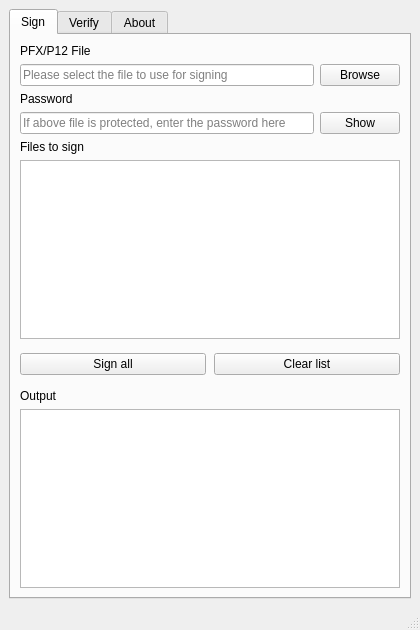
Before: the Qt Designer form src/mainwindow.ui in GlitchedPolygons/SigntoolGUI, drawn with Qt 5.
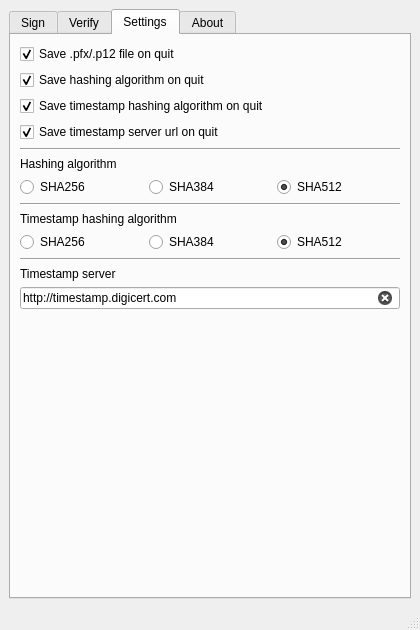
After: the same form once the commit is applied. The open tabs and pages were chosen to show the change. Custom widgets are drawn as their Qt base class.

Commit message: [WIP] Prepared settings tab with config save fields, timestamp server text field, etc...

What changed in the file:
```diff
--- a/src/mainwindow.ui
+++ b/src/mainwindow.ui
@@ -124,7 +124,10 @@
          </widget>
         </item>
         <item>
-         <widget class="QListWidget" name="filesToSignListWidget">
+         <widget class="QFilesListDragAndDrop" name="listWidgetFilesToSign">
+          <property name="acceptDrops">
+           <bool>true</bool>
+          </property>
           <property name="dragEnabled">
            <bool>true</bool>
           </property>
@@ -257,7 +260,223 @@
         </item>
        </layout>
       </widget>
-      <widget class="QWidget" name="aboutTab">
+      <widget class="QWidget" name="tabSettings">
+       <attribute name="title">
+        <string>Settings</string>
+       </attribute>
+       <layout class="QVBoxLayout" name="verticalLayout_5">
+        <item>
+         <widget class="QCheckBox" name="checkBoxSavePfxFilePathOnQuit">
+          <property name="toolTip">
+           <string>Should the last selected .pfx/.p12 file be saved between sessions?</string>
+          </property>
+          <property name="text">
+           <string>Save .pfx/.p12 file on quit</string>
+          </property>
+          <property name="checked">
+           <bool>true</bool>
+          </property>
+         </widget>
+        </item>
+        <item>
+         <widget class="QCheckBox" name="checkBoxSaveHashAlgoOnQuit">
+          <property name="toolTip">
+           <string>Should the hashing algorithm setting below be saved between sessions?</string>
+          </property>
+          <property name="text">
+           <string>Save hashing algorithm on quit</string>
+          </property>
+          <property name="checked">
+           <bool>true</bool>
+          </property>
+         </widget>
+        </item>
+        <item>
+         <widget class="QCheckBox" name="checkBoxSaveTimestampHashAlgoOnQuit">
+          <property name="toolTip">
+           <string>Should the timestamp hashing algorithm setting below be saved between sessions?</string>
+          </property>
+          <property name="text">
+           <string>Save timestamp hashing algorithm on quit</string>
+          </property>
+          <property name="checked">
+           <bool>true</bool>
+          </property>
+         </widget>
+        </item>
+        <item>
+         <widget class="QCheckBox" name="checkBoxSaveTimestampServerUrlOnQuit">
+          <property name="toolTip">
+           <string>Should the timestamp server url below be saved between sessions?</string>
+          </property>
+          <property name="text">
+           <string>Save timestamp server url on quit</string>
+          </property>
+          <property name="checked">
+           <bool>true</bool>
+          </property>
+         </widget>
+        </item>
+        <item>
+         <widget class="Line" name="lineCheckboxes">
+          <property name="orientation">
+           <enum>Qt::Horizontal</enum>
+          </property>
+         </widget>
+        </item>
+        <item>
+         <layout class="QVBoxLayout" name="verticalLayoutHashAlgo">
+          <item>
+           <widget class="QLabel" name="labelHashAlgo">
+            <property name="text">
+             <string>Hashing algorithm</string>
+            </property>
+           </widget>
+          </item>
+          <item>
+           <layout class="QHBoxLayout" name="horizontalLayoutHashAlgo">
+            <item>
+             <widget class="QRadioButton" name="radioButtonHashAlgoSHA256">
+              <property name="text">
+               <string>SHA256</string>
+              </property>
+              <attribute name="buttonGroup">
+               <string notr="true">buttonGroupHashAlgo</string>
+              </attribute>
+             </widget>
+            </item>
+            <item>
+             <widget class="QRadioButton" name="radioButtonHashAlgoSHA384">
+              <property name="text">
+               <string>SHA384</string>
+              </property>
+              <attribute name="buttonGroup">
+               <string notr="true">buttonGroupHashAlgo</string>
+              </attribute>
+             </widget>
+            </item>
+            <item>
+             <widget class="QRadioButton" name="radioButtonHashAlgoSHA512">
+              <property name="text">
+               <string>SHA512</string>
+              </property>
+              <property name="checked">
+               <bool>true</bool>
+              </property>
+              <attribute name="buttonGroup">
+               <string notr="true">buttonGroupHashAlgo</string>
+              </attribute>
+             </widget>
+            </item>
+           </layout>
+          </item>
+         </layout>
+        </item>
+        <item>
+         <widget class="Line" name="lineHashAlgo">
+          <property name="orientation">
+           <enum>Qt::Horizontal</enum>
+          </property>
+         </widget>
+        </item>
+        <item>
+         <layout class="QVBoxLayout" name="verticalLayoutTimestampHashAlgo">
+          <item>
+           <widget class="QLabel" name="labelTimestampHashAlgo">
+            <property name="toolTip">
+             <string>The digest algorithm to use by the RFC 3161 timestamp server (this is no guarantee: some servers ignore this parameter entirely).</string>
+            </property>
+            <property name="text">
+             <string>Timestamp hashing algorithm</string>
+            </property>
+           </widget>
+          </item>
+          <item>
+           <layout class="QHBoxLayout" name="horizontalLayoutTimestampHashAlgo">
+            <item>
+             <widget class="QRadioButton" name="radioButtonTimestampHashAlgoSHA256">
+              <property name="text">
+               <string>SHA256</string>
+              </property>
+              <attribute name="buttonGroup">
+               <string notr="true">buttonGroupTimestampHashAlgo</string>
+              </attribute>
+             </widget>
+            </item>
+            <item>
+             <widget class="QRadioButton" name="radioButtonTimestampHashAlgoSHA384">
+              <property name="text">
+               <string>SHA384</string>
+              </property>
+              <attribute name="buttonGroup">
+               <string notr="true">buttonGroupTimestampHashAlgo</string>
+              </attribute>
+             </widget>
+            </item>
+            <item>
+             <widget class="QRadioButton" name="radioButtonTimestampHashAlgoSHA512">
+              <property name="text">
+               <string>SHA512</string>
+              </property>
+              <property name="checked">
+               <bool>true</bool>
+              </property>
+              <attribute name="buttonGroup">
+               <string notr="true">buttonGroupTimestampHashAlgo</string>
+              </attribute>
+             </widget>
+            </item>
+           </layout>
+          </item>
+         </layout>
+        </item>
+        <item>
+         <widget class="Line" name="lineTimestampHashAlgo">
+          <property name="orientation">
+           <enum>Qt::Horizontal</enum>
+          </property>
+         </widget>
+        </item>
+        <item>
+         <layout class="QVBoxLayout" name="verticalLayoutTimestampServer">
+          <item>
+           <widget class="QLabel" name="labelTimestampServer">
+            <property name="text">
+             <string>Timestamp server</string>
+            </property>
+           </widget>
+          </item>
+          <item>
+           <widget class="QLineEdit" name="lineEditTimestampServer">
+            <property name="text">
+             <string>http://timestamp.digicert.com</string>
+            </property>
+            <property name="placeholderText">
+             <string>http://timestamp.digicert.com</string>
+            </property>
+            <property name="clearButtonEnabled">
+             <bool>true</bool>
+            </property>
+           </widget>
+          </item>
+         </layout>
+        </item>
+        <item>
+         <spacer name="verticalSpacerSettings">
+          <property name="orientation">
+           <enum>Qt::Vertical</enum>
+          </property>
+          <property name="sizeHint" stdset="0">
+           <size>
+            <width>20</width>
+            <height>303</height>
+           </size>
+          </property>
+         </spacer>
+        </item>
+       </layout>
+      </widget>
+      <widget class="QWidget" name="tabAbout">
        <attribute name="title">
         <string>About</string>
        </attribute>
@@ -514,6 +733,13 @@
   </widget>
   <widget class="QStatusBar" name="statusbar"/>
  </widget>
+ <customwidgets>
+  <customwidget>
+   <class>QFilesListDragAndDrop</class>
+   <extends>QListWidget</extends>
+   <header>qfileslistdraganddrop.h</header>
+  </customwidget>
+ </customwidgets>
  <resources/>
  <connections/>
 </ui>
```
Left out of the diff: 76 changed lines with no effect on the pictures. The commit also changes 6 other files.
